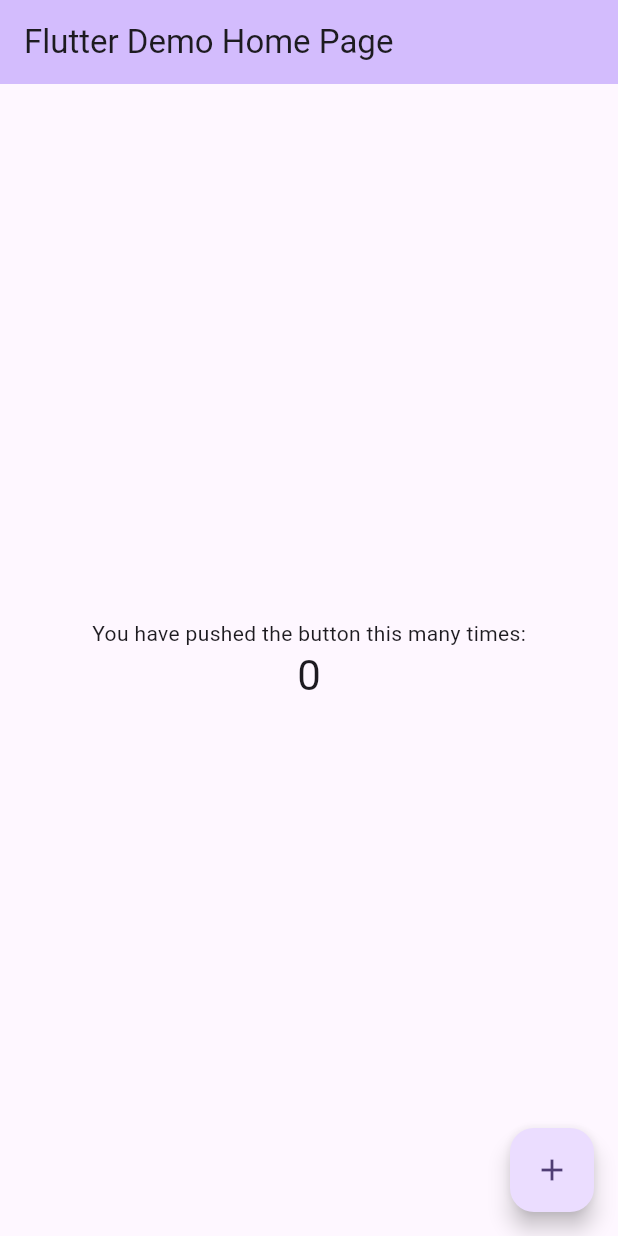
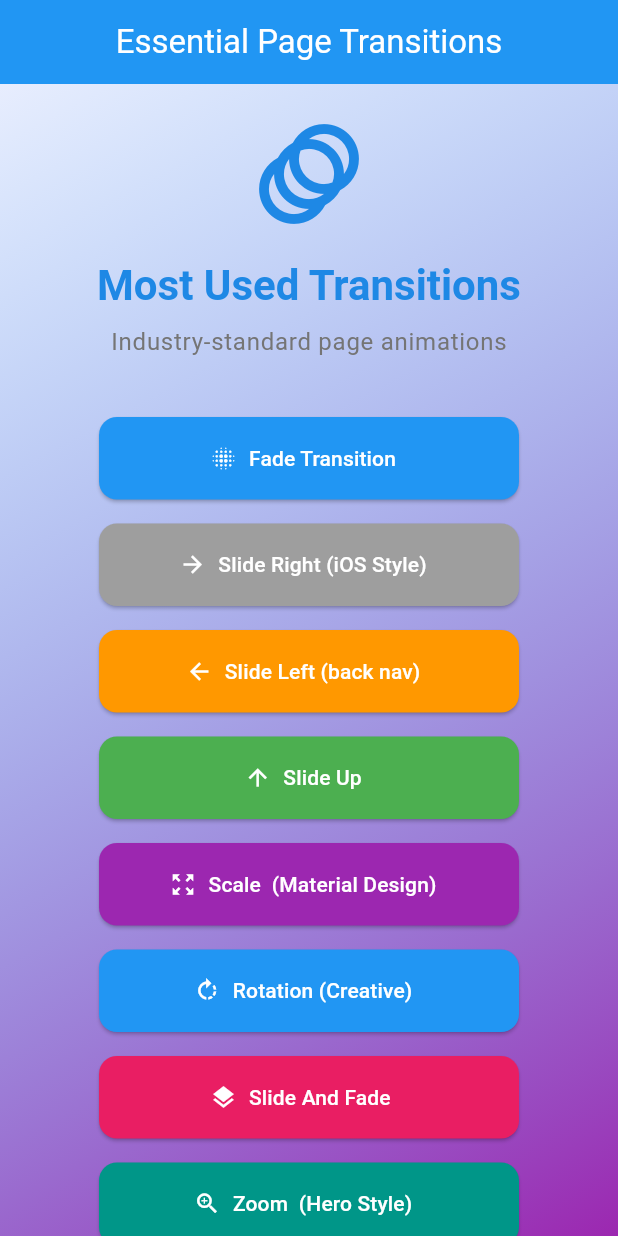
Before and after one commit to maramrmilad7/Foo_Transitions_Widgets, a Flutter app: the screen it shows after launch, on a phone screen of 412 x 824 dp. Run offline on Flutter 3.47's test engine with Material 3 defaults, Android fonts, the phone set to English and light mode, and no system bars.

Commit message:
create nav button and done the home page

```diff
--- a/lib/main.dart
+++ b/lib/main.dart
@@ -1,122 +1,23 @@
 import 'package:flutter/material.dart';
+import 'package:footransitionswidgetsapp/views/home_page.dart';
 
 void main() {
-  runApp(const MyApp());
+  runApp(PageTransitionsApp());
 }
 
-class MyApp extends StatelessWidget {
-  const MyApp({super.key});
+class PageTransitionsApp extends StatelessWidget {
+  const PageTransitionsApp({super.key});
 
-  // This widget is the root of your application.
   @override
   Widget build(BuildContext context) {
     return MaterialApp(
-      title: 'Flutter Demo',
+      debugShowCheckedModeBanner: false,
       theme: ThemeData(
-        // This is the theme of your application.
-        //
-        // TRY THIS: Try running your application with "flutter run". You'll see
-        // the application has a purple toolbar. Then, without quitting the app,
-        // try changing the seedColor in the colorScheme below to Colors.green
-        // and then invoke "hot reload" (save your changes or press the "hot
-        // reload" button in a Flutter-supported IDE, or press "r" if you used
-        // the command line to start the app).
-        //
-        // Notice that the counter didn't reset back to zero; the application
-        // state is not lost during the reload. To reset the state, use hot
-        // restart instead.
-        //
-        // This works for code too, not just values: Most code changes can be
-        // tested with just a hot reload.
-        colorScheme: ColorScheme.fromSeed(seedColor: Colors.deepPurple),
+        primarySwatch: Colors.blue,useMaterial3: true,
       ),
-      home: const MyHomePage(title: 'Flutter Demo Home Page'),
+      home: HomePage(
+
+      ),
     );
   }
 }
-
-class MyHomePage extends StatefulWidget {
-  const MyHomePage({super.key, required this.title});
-
-  // This widget is the home page of your application. It is stateful, meaning
-  // that it has a State object (defined below) that contains fields that affect
-  // how it looks.
-
-  // This class is the configuration for the state. It holds the values (in this
-  // case the title) provided by the parent (in this case the App widget) and
-  // used by the build method of the State. Fields in a Widget subclass are
-  // always marked "final".
-
-  final String title;
-
-  @override
-  State<MyHomePage> createState() => _MyHomePageState();
-}
-
-class _MyHomePageState extends State<MyHomePage> {
-  int _counter = 0;
-
-  void _incrementCounter() {
-    setState(() {
-      // This call to setState tells the Flutter framework that something has
-      // changed in this State, which causes it to rerun the build method below
-      // so that the display can reflect the updated values. If we changed
-      // _counter without calling setState(), then the build method would not be
-      // called again, and so nothing would appear to happen.
-      _counter++;
-    });
-  }
-
-  @override
-  Widget build(BuildContext context) {
-    // This method is rerun every time setState is called, for instance as done
-    // by the _incrementCounter method above.
-    //
-    // The Flutter framework has been optimized to make rerunning build methods
-    // fast, so that you can just rebuild anything that needs updating rather
-    // than having to individually change instances of widgets.
-    return Scaffold(
-      appBar: AppBar(
-        // TRY THIS: Try changing the color here to a specific color (to
-        // Colors.amber, perhaps?) and trigger a hot reload to see the AppBar
-        // change color while the other colors stay the same.
-        backgroundColor: Theme.of(context).colorScheme.inversePrimary,
-        // Here we take the value from the MyHomePage object that was created by
-        // the App.build method, and use it to set our appbar title.
-        title: Text(widget.title),
-      ),
-      body: Center(
-        // Center is a layout widget. It takes a single child and positions it
-        // in the middle of the parent.
-        child: Column(
-          // Column is also a layout widget. It takes a list of children and
-          // arranges them vertically. By default, it sizes itself to fit its
-          // children horizontally, and tries to be as tall as its parent.
-          //
-          // Column has various properties to control how it sizes itself and
-          // how it positions its children. Here we use mainAxisAlignment to
-          // center the children vertically; the main axis here is the vertical
-          // axis because Columns are vertical (the cross axis would be
-          // horizontal).
-          //
-          // TRY THIS: Invoke "debug painting" (choose the "Toggle Debug Paint"
-          // action in the IDE, or press "p" in the console), to see the
-          // wireframe for each widget.
-          mainAxisAlignment: MainAxisAlignment.center,
-          children: <Widget>[
-            const Text('You have pushed the button this many times:'),
-            Text(
-              '$_counter',
-              style: Theme.of(context).textTheme.headlineMedium,
-            ),
-          ],
-        ),
-      ),
-      floatingActionButton: FloatingActionButton(
-        onPressed: _incrementCounter,
-        tooltip: 'Increment',
-        child: const Icon(Icons.add),
-      ), // This trailing comma makes auto-formatting nicer for build methods.
-    );
-  }
-}
--- /dev/null
+++ b/lib/views/home_page.dart
@@ -0,0 +1,137 @@
+import 'package:flutter/material.dart';
+
+class HomePage extends StatelessWidget {
+  const HomePage({super.key});
+
+  @override
+  Widget build(BuildContext context) {
+    return Scaffold(
+      appBar: AppBar(
+        title: const Text(
+          'Essential Page Transitions',
+          style: TextStyle(color: Colors.white),
+        ),
+        backgroundColor: Colors.blue,
+        centerTitle: true,
+      ),
+      body: Container(
+        width: double.infinity,
+        decoration: BoxDecoration(
+          gradient: LinearGradient(
+            begin: Alignment.topLeft,
+            end: Alignment.bottomRight,
+
+            colors: [Colors.blue.withValues(alpha: 0.1), Colors.purple],
+          ),
+        ),
+        child: SingleChildScrollView(
+          child: Padding(
+            padding: const EdgeInsets.symmetric(vertical: 20),
+            child: Column(
+              mainAxisAlignment: MainAxisAlignment.center,
+              children: [
+                Icon(Icons.animation, size: 80, color: Colors.blue.shade600),
+                SizedBox(height: 16),
+                Text(
+                  'Most Used Transitions',
+                  style: Theme.of(context).textTheme.headlineMedium?.copyWith(
+                    color: Colors.blue.shade600,
+                    fontWeight: FontWeight.bold,
+                  ),
+                ),
+                SizedBox(height: 8),
+                Text(
+                  'Industry-standard page animations',
+                  style: Theme.of(context).textTheme.bodyLarge?.copyWith(
+                    color: Colors.grey.shade600,
+                    fontWeight: FontWeight.w400,
+                  ),
+                ),
+                SizedBox(height: 30),
+                NavButton(
+                  label: 'Fade Transition',
+                  icon: Icons.blur_on,
+                  color: Colors.blue,
+                ),
+                NavButton(
+                  label: 'Slide Right (iOS Style)',
+                  icon: Icons.arrow_forward,
+                  color: Colors.grey,
+                ),
+                NavButton(
+                  label: 'Slide Left (back nav)',
+                  icon: Icons.arrow_back,
+                  color: Colors.orange,
+                ),
+                NavButton(
+                  label: 'Slide Up',
+                  icon: Icons.arrow_upward,
+                  color: Colors.green,
+                ),
+                NavButton(
+                  label: 'Scale  (Material Design)',
+                  icon: Icons.zoom_out_map,
+                  color: Colors.purple,
+                ),
+                 NavButton(
+                label: 'Rotation (Creative)',
+                  icon: Icons.rotate_right,
+                  color: Colors.blue,
+                ),
+                 NavButton(
+                label: 'Slide And Fade ',
+                  icon: Icons.layers,
+                  color: Colors.pink,
+                ),
+                 NavButton(
+                label: 'Zoom  (Hero Style)',
+                  icon: Icons.zoom_in,
+                  color: Colors.teal,
+                ),
+                 NavButton(
+                label: 'No Transition',
+                  icon: Icons.flash_on,
+                  color: Colors.blue,
+                ),
+              ],
+            ),
+          ),
+        ),
+      ),
+    );
+  }
+}
+
+class NavButton extends StatelessWidget {
+  const NavButton({
+    super.key,
+    required this.label,
+    required this.icon,
+    this.color,
+  });
+  final String label;
+  final IconData icon;
+  final Color? color;
+
+  @override
+  Widget build(BuildContext context) {
+    return Padding(
+      padding: const EdgeInsets.symmetric(vertical: 8.0),
+      child: ElevatedButton.icon(
+        onPressed: () {},
+        label: Text(label),
+        icon: Icon(icon),
+
+        style: ElevatedButton.styleFrom(
+          backgroundColor: color ?? Theme.of(context).primaryColor,
+          foregroundColor: Colors.white,
+          minimumSize: const Size(280, 55),
+
+          shape: RoundedRectangleBorder(
+            borderRadius: BorderRadius.circular(12),
+          ),
+        ),
+      ),
+    );
+  }
+}
```
